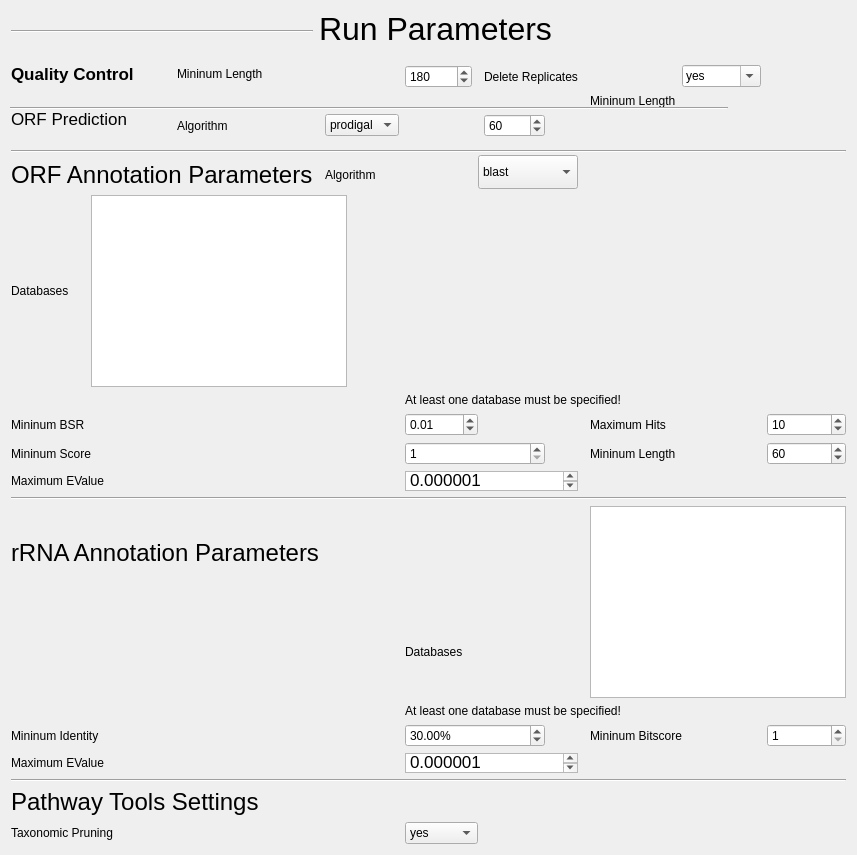
hallamlab/MetaPathwaysGUI, file SettingsTab.ui: the form before one commit.
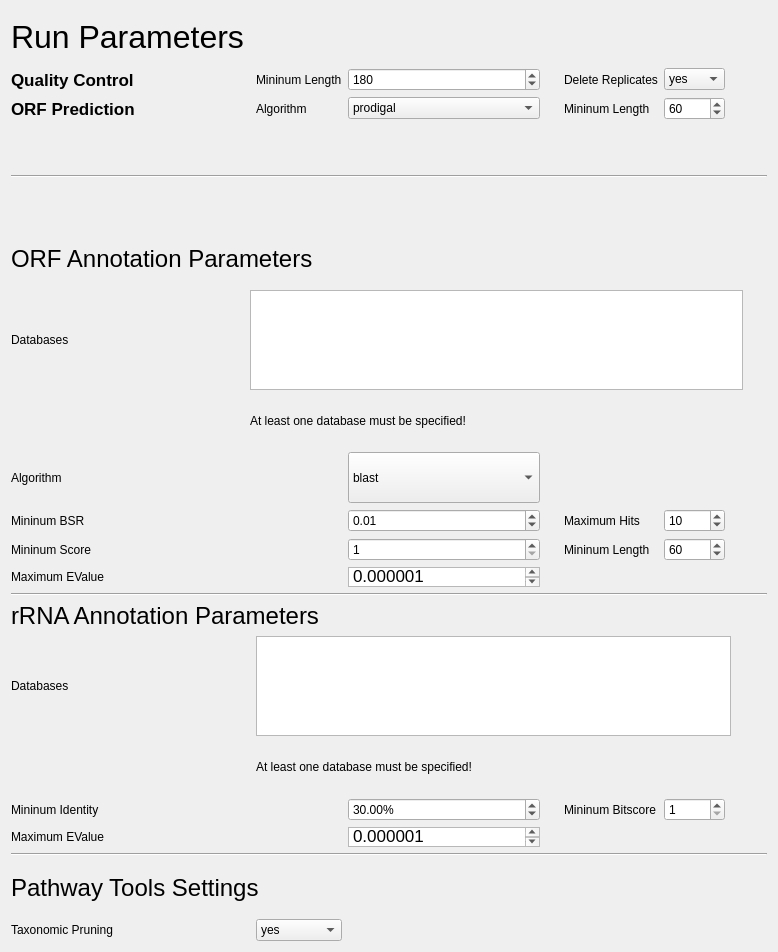
The form after the commit.

What changed in the file:
```diff
--- a/SettingsTab.ui
+++ b/SettingsTab.ui
@@ -6,8 +6,8 @@
    <rect>
     <x>0</x>
     <y>0</y>
-    <width>742</width>
-    <height>600</height>
+    <width>778</width>
+    <height>952</height>
    </rect>
   </property>
   <property name="sizePolicy">
@@ -20,45 +20,37 @@
    <string>Form</string>
   </property>
   <layout class="QGridLayout" name="gridLayout">
-   <item row="13" column="8" colspan="3">
-    <widget class="QSpinBox" name="annotationMIN_SCORE">
-     <property name="minimum">
-      <number>1</number>
+   <item row="18" column="0">
+    <widget class="QLabel" name="label_16">
+     <property name="sizePolicy">
+      <sizepolicy hsizetype="Fixed" vsizetype="Fixed">
+       <horstretch>0</horstretch>
+       <verstretch>0</verstretch>
+      </sizepolicy>
      </property>
-     <property name="maximum">
-      <number>10000</number>
-     </property>
-    </widget>
-   </item>
-   <item row="13" column="13" colspan="2">
-    <widget class="QLabel" name="label_13">
      <property name="text">
-      <string>Mininum Length</string>
+      <string>Databases</string>
      </property>
     </widget>
    </item>
-   <item row="19" column="0" colspan="4">
+   <item row="20" column="0">
     <widget class="QLabel" name="label_18">
      <property name="text">
       <string>Mininum Identity         </string>
      </property>
     </widget>
    </item>
-   <item row="19" column="13" colspan="2">
-    <widget class="QLabel" name="label_19">
-     <property name="text">
-      <string>Mininum Bitscore</string>
+   <item row="14" column="3">
+    <widget class="QSpinBox" name="annotationMIN_SCORE">
+     <property name="minimum">
+      <number>1</number>
      </property>
-    </widget>
-   </item>
-   <item row="11" column="8" colspan="7">
-    <widget class="QLabel" name="annotationDBSWarning">
-     <property name="text">
-      <string>At least one database must be specified!</string>
+     <property name="maximum">
+      <number>10000</number>
      </property>
     </widget>
    </item>
-   <item row="2" column="0" rowspan="2" colspan="3">
+   <item row="4" column="0">
     <widget class="QLabel" name="label">
      <property name="font">
       <font>
@@ -72,27 +64,10 @@
      </property>
     </widget>
    </item>
-   <item row="23" column="8" colspan="2">
-    <widget class="QComboBox" name="ptools_settingsTAXONOMIC_PRUNING">
-     <item>
-      <property name="text">
-       <string>yes</string>
-      </property>
-     </item>
-     <item>
-      <property name="text">
-       <string>no</string>
-      </property>
-     </item>
-    </widget>
-   </item>
-   <item row="10" column="1" colspan="8">
-    <widget class="QListWidget" name="annotationDBS">
-     <property name="sizePolicy">
-      <sizepolicy hsizetype="Fixed" vsizetype="Fixed">
-       <horstretch>0</horstretch>
-       <verstretch>0</verstretch>
-      </sizepolicy>
+   <item row="7" column="0" rowspan="2" colspan="16">
+    <widget class="Line" name="line">
+     <property name="orientation">
+      <enum>Qt::Horizontal</enum>
      </property>
     </widget>
    </item>
@@ -108,86 +83,57 @@
      </property>
     </widget>
    </item>
-   <item row="0" column="0" rowspan="2" colspan="6">
-    <widget class="Line" name="line_2">
+   <item row="16" column="0" colspan="16">
+    <widget class="Line" name="line_3">
      <property name="orientation">
       <enum>Qt::Horizontal</enum>
      </property>
     </widget>
    </item>
-   <item row="20" column="0" colspan="2">
-    <widget class="QLabel" name="label_17">
-     <property name="text">
-      <string>Maximum EValue</string>
+   <item row="23" column="0" colspan="16">
+    <widget class="Line" name="line_4">
+     <property name="orientation">
+      <enum>Qt::Horizontal</enum>
      </property>
     </widget>
    </item>
-   <item row="19" column="15">
-    <widget class="QSpinBox" name="rrnaMIN_BITSCORE">
+   <item row="5" column="3">
+    <widget class="QComboBox" name="orf_predictionALGORITHM">
+     <item>
+      <property name="text">
+       <string>prodigal</string>
+      </property>
+     </item>
+    </widget>
+   </item>
+   <item row="5" column="8">
+    <widget class="QSpinBox" name="orf_predictionMIN_LENGTH">
      <property name="minimum">
       <number>1</number>
      </property>
      <property name="maximum">
       <number>10000</number>
      </property>
-    </widget>
-   </item>
-   <item row="0" column="6" colspan="8">
-    <widget class="QLabel" name="label_22">
-     <property name="font">
-      <font>
-       <pointsize>24</pointsize>
-      </font>
+     <property name="value">
+      <number>60</number>
      </property>
-     <property name="text">
-      <string>Run Parameters</string>
-     </property>
     </widget>
    </item>
-   <item row="12" column="13" colspan="2">
-    <widget class="QLabel" name="label_14">
+   <item row="4" column="7">
+    <widget class="QLabel" name="label_3">
      <property name="text">
-      <string>Maximum Hits</string>
+      <string>Delete Replicates</string>
      </property>
     </widget>
    </item>
-   <item row="20" column="8" colspan="4">
-    <widget class="QTextEdit" name="rrnaMAX_EVALUE">
-     <property name="maximumSize">
-      <size>
-       <width>16777215</width>
-       <height>20</height>
-      </size>
-     </property>
-     <property name="html">
-      <string>&lt;!DOCTYPE HTML PUBLIC &quot;-//W3C//DTD HTML 4.0//EN&quot; &quot;http://www.w3.org/TR/REC-html40/strict.dtd&quot;&gt;
-&lt;html&gt;&lt;head&gt;&lt;meta name=&quot;qrichtext&quot; content=&quot;1&quot; /&gt;&lt;style type=&quot;text/css&quot;&gt;
-p, li { white-space: pre-wrap; }
-&lt;/style&gt;&lt;/head&gt;&lt;body style=&quot; font-family:'Lucida Grande'; font-size:13pt; font-weight:400; font-style:normal;&quot;&gt;
-&lt;p style=&quot; margin-top:0px; margin-bottom:0px; margin-left:0px; margin-right:0px; -qt-block-indent:0; text-indent:0px;&quot;&gt;0.000001&lt;/p&gt;&lt;/body&gt;&lt;/html&gt;</string>
-     </property>
-    </widget>
-   </item>
-   <item row="22" column="0" colspan="5">
-    <widget class="QLabel" name="label_20">
-     <property name="font">
-      <font>
-       <pointsize>18</pointsize>
-      </font>
-     </property>
+   <item row="20" column="7">
+    <widget class="QLabel" name="label_19">
      <property name="text">
-      <string>Pathway Tools Settings</string>
+      <string>Mininum Bitscore</string>
      </property>
     </widget>
    </item>
-   <item row="10" column="0">
-    <widget class="QLabel" name="label_9">
-     <property name="text">
-      <string>Databases</string>
-     </property>
-    </widget>
-   </item>
-   <item row="14" column="8" colspan="4">
+   <item row="15" column="3">
     <widget class="QTextEdit" name="annotationMAX_EVALUE">
      <property name="minimumSize">
       <size>
@@ -210,157 +156,56 @@
      </property>
     </widget>
    </item>
-   <item row="9" column="7" colspan="2">
-    <widget class="QLabel" name="label_8">
-     <property name="text">
-      <string>Algorithm</string>
-     </property>
-    </widget>
-   </item>
-   <item row="12" column="8" colspan="2">
-    <widget class="QDoubleSpinBox" name="annotationMIN_BSR">
-     <property name="minimum">
-      <double>0.000000000000000</double>
-     </property>
-     <property name="maximum">
-      <double>1.000000000000000</double>
-     </property>
-     <property name="singleStep">
-      <double>0.010000000000000</double>
-     </property>
-     <property name="value">
-      <double>0.010000000000000</double>
-     </property>
-    </widget>
-   </item>
-   <item row="7" column="0" rowspan="2" colspan="16">
-    <widget class="Line" name="line">
-     <property name="orientation">
-      <enum>Qt::Horizontal</enum>
-     </property>
-    </widget>
-   </item>
-   <item row="18" column="8" colspan="7">
-    <widget class="QLabel" name="rrnaREFDBSWarning">
-     <property name="text">
-      <string>At least one database must be specified!</string>
-     </property>
-    </widget>
-   </item>
-   <item row="2" column="3" rowspan="2" colspan="5">
-    <widget class="QLabel" name="label_2">
-     <property name="text">
-      <string>Mininum Length</string>
-     </property>
-    </widget>
-   </item>
-   <item row="23" column="0" colspan="4">
-    <widget class="QLabel" name="label_21">
-     <property name="text">
-      <string>Taxonomic Pruning</string>
-     </property>
-    </widget>
-   </item>
-   <item row="13" column="0" colspan="2">
+   <item row="14" column="0" colspan="2">
     <widget class="QLabel" name="label_12">
      <property name="text">
       <string>Mininum Score</string>
      </property>
     </widget>
    </item>
-   <item row="13" column="15">
-    <widget class="QSpinBox" name="annotationMIN_LENGTH">
-     <property name="maximum">
-      <number>1000</number>
-     </property>
-     <property name="value">
-      <number>60</number>
-     </property>
-    </widget>
-   </item>
-   <item row="16" column="0" colspan="7">
-    <widget class="QLabel" name="label_15">
-     <property name="font">
-      <font>
-       <pointsize>18</pointsize>
-      </font>
-     </property>
-     <property name="text">
-      <string>rRNA Annotation Parameters</string>
-     </property>
-    </widget>
-   </item>
-   <item row="17" column="8" colspan="2">
-    <widget class="QLabel" name="label_16">
-     <property name="text">
-      <string>Databases</string>
-     </property>
-    </widget>
-   </item>
-   <item row="21" column="0" colspan="16">
-    <widget class="Line" name="line_4">
-     <property name="orientation">
-      <enum>Qt::Horizontal</enum>
-     </property>
-    </widget>
-   </item>
-   <item row="16" column="13" rowspan="2" colspan="3">
-    <widget class="QListWidget" name="rrnaREFDBS">
-     <property name="sizePolicy">
-      <sizepolicy hsizetype="Fixed" vsizetype="Fixed">
-       <horstretch>0</horstretch>
-       <verstretch>0</verstretch>
-      </sizepolicy>
-     </property>
-    </widget>
-   </item>
-   <item row="12" column="15">
-    <widget class="QSpinBox" name="annotationMAX_HITS">
-     <property name="minimum">
-      <number>0</number>
-     </property>
-     <property name="maximum">
-      <number>1000</number>
-     </property>
-     <property name="value">
-      <number>10</number>
-     </property>
-    </widget>
-   </item>
-   <item row="19" column="8" colspan="3">
-    <widget class="QDoubleSpinBox" name="rrnaMIN_IDENTITY">
-     <property name="suffix">
-      <string>%</string>
-     </property>
-     <property name="decimals">
-      <number>2</number>
-     </property>
-     <property name="minimum">
-      <double>0.000000000000000</double>
-     </property>
-     <property name="singleStep">
-      <double>1.000000000000000</double>
-     </property>
-     <property name="value">
-      <double>30.000000000000000</double>
-     </property>
-    </widget>
-   </item>
-   <item row="14" column="0" colspan="2">
-    <widget class="QLabel" name="label_11">
-     <property name="text">
-      <string>Maximum EValue</string>
-     </property>
-    </widget>
-   </item>
-   <item row="12" column="0">
+   <item row="13" column="0">
     <widget class="QLabel" name="label_10">
      <property name="text">
       <string>Mininum BSR</string>
      </property>
     </widget>
    </item>
-   <item row="8" column="9" rowspan="2" colspan="3">
+   <item row="13" column="7">
+    <widget class="QLabel" name="label_14">
+     <property name="text">
+      <string>Maximum Hits</string>
+     </property>
+    </widget>
+   </item>
+   <item row="15" column="0" colspan="2">
+    <widget class="QLabel" name="label_11">
+     <property name="text">
+      <string>Maximum EValue</string>
+     </property>
+    </widget>
+   </item>
+   <item row="5" column="0" colspan="2">
+    <widget class="QLabel" name="label_4">
+     <property name="font">
+      <font>
+       <pointsize>13</pointsize>
+       <weight>75</weight>
+       <bold>true</bold>
+      </font>
+     </property>
+     <property name="text">
+      <string>ORF Prediction</string>
+     </property>
+    </widget>
+   </item>
+   <item row="14" column="7">
+    <widget class="QLabel" name="label_13">
+     <property name="text">
+      <string>Mininum Length</string>
+     </property>
+    </widget>
+   </item>
+   <item row="12" column="3">
     <widget class="QComboBox" name="annotationALGORITHM">
      <property name="sizePolicy">
       <sizepolicy hsizetype="Preferred" vsizetype="Preferred">
@@ -386,78 +231,135 @@
      </item>
     </widget>
    </item>
-   <item row="15" column="0" colspan="16">
-    <widget class="Line" name="line_3">
-     <property name="orientation">
-      <enum>Qt::Horizontal</enum>
+   <item row="21" column="3">
+    <widget class="QTextEdit" name="rrnaMAX_EVALUE">
+     <property name="maximumSize">
+      <size>
+       <width>16777215</width>
+       <height>20</height>
+      </size>
      </property>
-    </widget>
-   </item>
-   <item row="4" column="0" rowspan="3" colspan="2">
-    <widget class="QLabel" name="label_4">
-     <property name="font">
-      <font>
-       <pointsize>13</pointsize>
-      </font>
+     <property name="html">
+      <string>&lt;!DOCTYPE HTML PUBLIC &quot;-//W3C//DTD HTML 4.0//EN&quot; &quot;http://www.w3.org/TR/REC-html40/strict.dtd&quot;&gt;
+&lt;html&gt;&lt;head&gt;&lt;meta name=&quot;qrichtext&quot; content=&quot;1&quot; /&gt;&lt;style type=&quot;text/css&quot;&gt;
+p, li { white-space: pre-wrap; }
+&lt;/style&gt;&lt;/head&gt;&lt;body style=&quot; font-family:'Lucida Grande'; font-size:13pt; font-weight:400; font-style:normal;&quot;&gt;
+&lt;p style=&quot; margin-top:0px; margin-bottom:0px; margin-left:0px; margin-right:0px; -qt-block-indent:0; text-indent:0px;&quot;&gt;0.000001&lt;/p&gt;&lt;/body&gt;&lt;/html&gt;</string>
      </property>
-     <property name="text">
-      <string>ORF Prediction</string>
-     </property>
     </widget>
    </item>
-   <item row="5" column="3">
+   <item row="5" column="2">
     <widget class="QLabel" name="label_5">
+     <property name="sizePolicy">
+      <sizepolicy hsizetype="Fixed" vsizetype="Preferred">
+       <horstretch>0</horstretch>
+       <verstretch>0</verstretch>
+      </sizepolicy>
+     </property>
      <property name="text">
       <string>Algorithm</string>
      </property>
     </widget>
    </item>
+   <item row="19" column="2" colspan="6">
+    <widget class="QLabel" name="rrnaREFDBSWarning">
+     <property name="text">
+      <string>At least one database must be specified!</string>
+     </property>
+    </widget>
+   </item>
+   <item row="21" column="0">
+    <widget class="QLabel" name="label_17">
+     <property name="text">
+      <string>Maximum EValue</string>
+     </property>
+    </widget>
+   </item>
+   <item row="13" column="3">
+    <widget class="QDoubleSpinBox" name="annotationMIN_BSR">
+     <property name="minimum">
+      <double>0.000000000000000</double>
+     </property>
+     <property name="maximum">
+      <double>1.000000000000000</double>
+     </property>
+     <property name="singleStep">
+      <double>0.010000000000000</double>
+     </property>
+     <property name="value">
+      <double>0.010000000000000</double>
+     </property>
+    </widget>
+   </item>
+   <item row="20" column="8">
+    <widget class="QSpinBox" name="rrnaMIN_BITSCORE">
+     <property name="minimum">
+      <number>1</number>
+     </property>
+     <property name="maximum">
+      <number>10000</number>
+     </property>
+    </widget>
+   </item>
+   <item row="10" column="1" colspan="11">
+    <widget class="QListWidget" name="annotationDBS">
+     <property name="sizePolicy">
+      <sizepolicy hsizetype="MinimumExpanding" vsizetype="Maximum">
+       <horstretch>0</horstretch>
+       <verstretch>0</verstretch>
+      </sizepolicy>
+     </property>
+     <property name="minimumSize">
+      <size>
+       <width>0</width>
+       <height>50</height>
+      </size>
+     </property>
+     <property name="maximumSize">
+      <size>
+       <width>16777215</width>
+       <height>100</height>
+      </size>
+     </property>
+    </widget>
+   </item>
+   <item row="11" column="1" colspan="6">
+    <widget class="QLabel" name="annotationDBSWarning">
+     <property name="sizePolicy">
+      <sizepolicy hsizetype="Preferred" vsizetype="Preferred">
+       <horstretch>0</horstretch>
+       <verstretch>0</verstretch>
+      </sizepolicy>
+     </property>
+     <property name="maximumSize">
+      <size>
+       <width>500</width>
+       <height>16777215</height>
+      </size>
+     </property>
+     <property name="text">
+      <string>At least one database must be specified!</string>
+     </property>
+    </widget>
+   </item>
    <item row="5" column="7">
-    <widget class="QComboBox" name="orf_predictionALGORITHM">
-     <item>
-      <property name="text">
-       <string>prodigal</string>
-      </property>
-     </item>
-    </widget>
-   </item>
-   <item row="4" column="13">
     <widget class="QLabel" name="label_6">
      <property name="text">
       <string>Mininum Length</string>
      </property>
     </widget>
    </item>
-   <item row="5" column="10">
-    <widget class="QSpinBox" name="orf_predictionMIN_LENGTH">
-     <property name="minimum">
-      <number>1</number>
+   <item row="12" column="0">
+    <widget class="QLabel" name="label_8">
+     <property name="text">
+      <string>Algorithm</string>
      </property>
-     <property name="maximum">
-      <number>10000</number>
-     </property>
-     <property name="value">
-      <number>60</number>
-     </property>
     </widget>
    </item>
-   <item row="3" column="8">
-    <widget class="QSpinBox" name="quality_controlMIN_LENGTH">
-     <property name="maximum">
-      <number>99999999</number>
-     </property>
-     <property name="singleStep">
-      <number>1</number>
-     </property>
-     <property name="value">
-      <number>180</number>
-     </property>
-    </widget>
-   </item>
-   <item row="3" column="14">
+   <item row="4" column="8">
     <widget class="QComboBox" name="quality_controlDELETE_REPLICATES">
      <property name="editable">
-      <bool>true</bool>
+      <bool>false</bool>
      </property>
      <property name="currentIndex">
       <number>0</number>
@@ -480,27 +382,161 @@
      </item>
     </widget>
    </item>
-   <item row="3" column="10" colspan="2">
-    <widget class="QLabel" name="label_3">
+   <item row="18" column="2" colspan="8">
+    <widget class="QListWidget" name="rrnaREFDBS">
+     <property name="sizePolicy">
+      <sizepolicy hsizetype="Preferred" vsizetype="Expanding">
+       <horstretch>0</horstretch>
+       <verstretch>0</verstretch>
+      </sizepolicy>
+     </property>
+     <property name="maximumSize">
+      <size>
+       <width>6666666</width>
+       <height>100</height>
+      </size>
+     </property>
+    </widget>
+   </item>
+   <item row="17" column="0" colspan="7">
+    <widget class="QLabel" name="label_15">
+     <property name="sizePolicy">
+      <sizepolicy hsizetype="Fixed" vsizetype="Fixed">
+       <horstretch>0</horstretch>
+       <verstretch>0</verstretch>
+      </sizepolicy>
+     </property>
+     <property name="font">
+      <font>
+       <pointsize>18</pointsize>
+      </font>
+     </property>
      <property name="text">
-      <string>Delete Replicates</string>
+      <string>rRNA Annotation Parameters</string>
+     </property>
+    </widget>
+   </item>
+   <item row="14" column="8">
+    <widget class="QSpinBox" name="annotationMIN_LENGTH">
+     <property name="maximum">
+      <number>1000</number>
+     </property>
+     <property name="value">
+      <number>60</number>
+     </property>
+    </widget>
+   </item>
+   <item row="20" column="3">
+    <widget class="QDoubleSpinBox" name="rrnaMIN_IDENTITY">
+     <property name="suffix">
+      <string>%</string>
+     </property>
+     <property name="decimals">
+      <number>2</number>
+     </property>
+     <property name="minimum">
+      <double>0.000000000000000</double>
+     </property>
+     <property name="singleStep">
+      <double>1.000000000000000</double>
+     </property>
+     <property name="value">
+      <double>30.000000000000000</double>
+     </property>
+    </widget>
+   </item>
+   <item row="13" column="8">
+    <widget class="QSpinBox" name="annotationMAX_HITS">
+     <property name="minimum">
+      <number>0</number>
+     </property>
+     <property name="maximum">
+      <number>1000</number>
+     </property>
+     <property name="value">
+      <number>10</number>
+     </property>
+    </widget>
+   </item>
+   <item row="24" column="0" colspan="5">
+    <widget class="QLabel" name="label_20">
+     <property name="font">
+      <font>
+       <pointsize>18</pointsize>
+      </font>
+     </property>
+     <property name="text">
+      <string>Pathway Tools Settings</string>
+     </property>
+    </widget>
+   </item>
+   <item row="10" column="0">
+    <widget class="QLabel" name="label_9">
+     <property name="text">
+      <string>Databases</string>
+     </property>
+    </widget>
+   </item>
+   <item row="4" column="2">
+    <widget class="QLabel" name="label_2">
+     <property name="sizePolicy">
+      <sizepolicy hsizetype="Fixed" vsizetype="Preferred">
+       <horstretch>0</horstretch>
+       <verstretch>0</verstretch>
+      </sizepolicy>
+     </property>
+     <property name="text">
+      <string>Mininum Length</string>
+     </property>
+    </widget>
+   </item>
+   <item row="0" column="0">
+    <widget class="QLabel" name="label_22">
+     <property name="font">
+      <font>
+       <pointsize>24</pointsize>
+      </font>
+     </property>
+     <property name="text">
+      <string>Run Parameters</string>
+     </property>
+    </widget>
+   </item>
+   <item row="4" column="3">
+    <widget class="QSpinBox" name="quality_controlMIN_LENGTH">
+     <property name="maximum">
+      <number>99999999</number>
+     </property>
+     <property name="singleStep">
+      <number>1</number>
+     </property>
+     <property name="value">
+      <number>180</number>
+     </property>
+    </widget>
+   </item>
+   <item row="26" column="2">
+    <widget class="QComboBox" name="ptools_settingsTAXONOMIC_PRUNING">
+     <item>
+      <property name="text">
+       <string>yes</string>
+      </property>
+     </item>
+     <item>
+      <property name="text">
+       <string>no</string>
+      </property>
+     </item>
+    </widget>
+   </item>
+   <item row="26" column="0">
+    <widget class="QLabel" name="label_21">
+     <property name="text">
+      <string>Taxonomic Pruning</string>
      </property>
     </widget>
    </item>
   </layout>
-  <widget class="Line" name="line_5">
-   <property name="geometry">
-    <rect>
-     <x>10</x>
-     <y>100</y>
-     <width>718</width>
-     <height>16</height>
-    </rect>
-   </property>
-   <property name="orientation">
-    <enum>Qt::Horizontal</enum>
-   </property>
-  </widget>
  </widget>
  <tabstops>
   <tabstop>annotationALGORITHM</tabstop>
```
Left out of the diff: 11 changed lines with no effect on the pictures.
